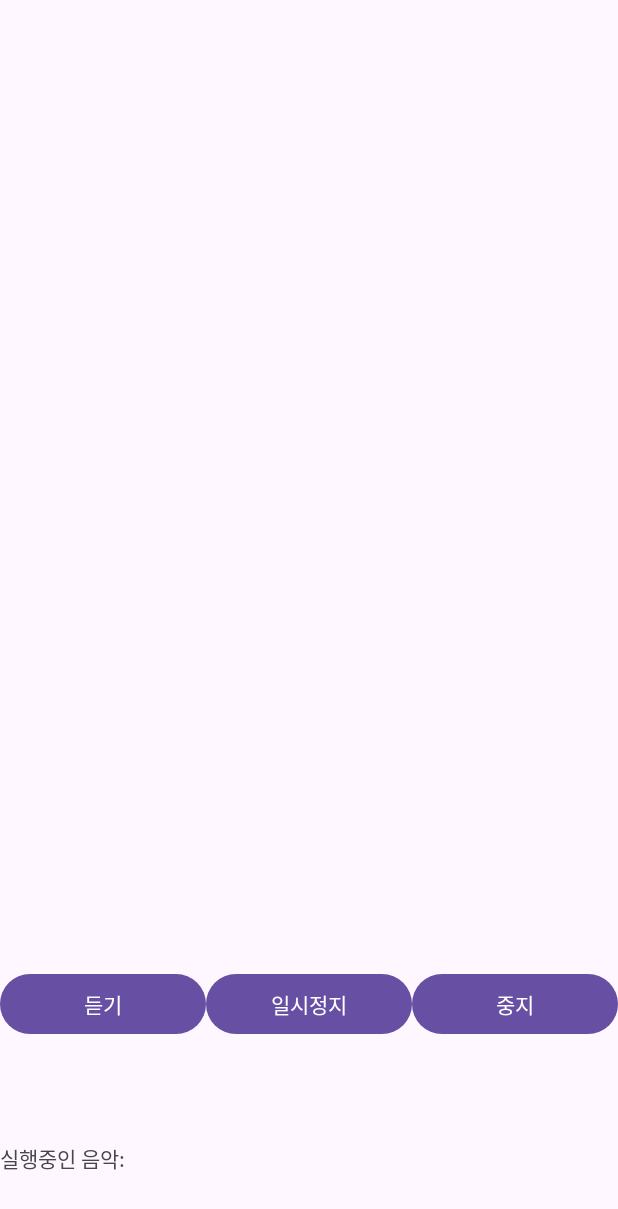
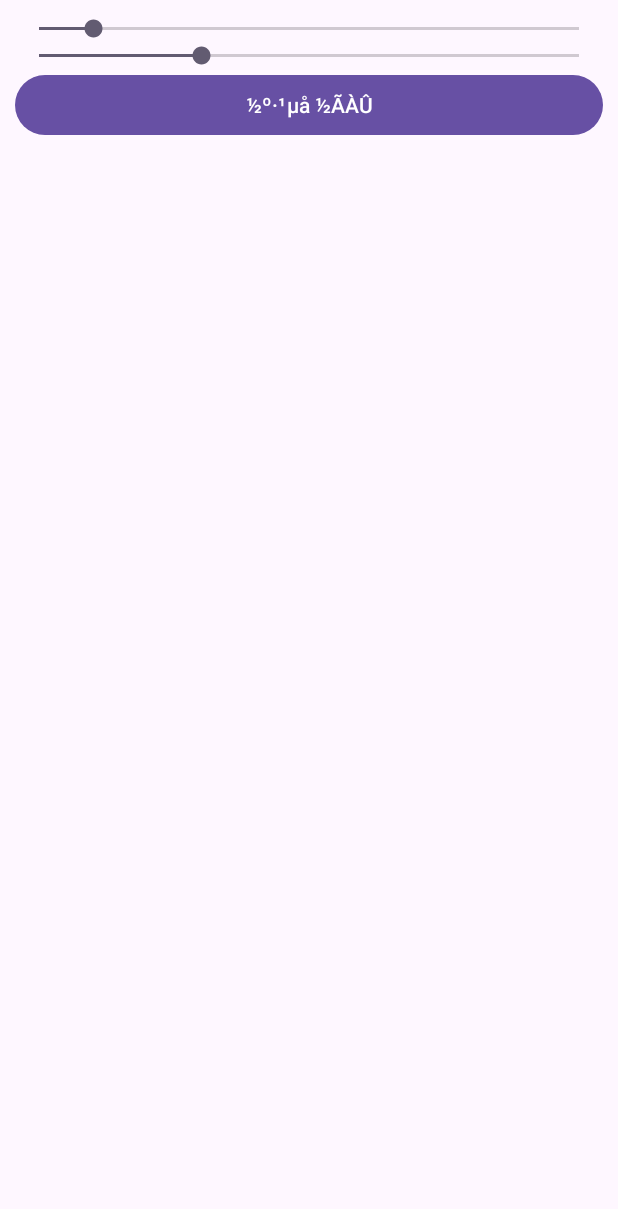
Before and after one commit to hsyoodev/MyApplication, an Android app: the screen it shows after launch (MainActivity), on a phone screen of 412 x 824 dp. Shown: the top 1209 px of the screen. Run offline under Robolectric (Android 15) with nearby library versions, the phone set to English and light mode, and no system bars.

Commit message:
ProgressBar with Thread

```diff
--- a/app/build.gradle.kts
+++ b/app/build.gradle.kts
@@ -9,7 +9,7 @@ android {
     defaultConfig {
         applicationId = "com.example.myapplication"
         minSdk = 26
-        targetSdk = 29
+        targetSdk = 33
         versionCode = 1
         versionName = "1.0"
 
--- a/app/src/main/AndroidManifest.xml
+++ b/app/src/main/AndroidManifest.xml
@@ -1,8 +1,6 @@
 <?xml version="1.0" encoding="utf-8"?>
 <manifest xmlns:android="http://schemas.android.com/apk/res/android"
     xmlns:tools="http://schemas.android.com/tools">
-
-    <uses-permission android:name="android.permission.WRITE_EXTERNAL_STORAGE" />
 
     <application
         android:allowBackup="true"
--- a/app/src/main/java/com/example/myapplication/MainActivity.java
+++ b/app/src/main/java/com/example/myapplication/MainActivity.java
@@ -1,115 +1,48 @@
 package com.example.myapplication;
 
-import android.media.MediaPlayer;
 import android.os.Bundle;
-import android.os.Environment;
+import android.os.SystemClock;
 import android.view.View;
-import android.widget.AdapterView;
-import android.widget.ArrayAdapter;
 import android.widget.Button;
-import android.widget.ListView;
 import android.widget.ProgressBar;
-import android.widget.TextView;
 
 import androidx.appcompat.app.AppCompatActivity;
-import androidx.core.app.ActivityCompat;
-
-import java.io.File;
-import java.io.IOException;
-import java.util.ArrayList;
-
 
 public class MainActivity extends AppCompatActivity {
-
-    ListView listViewMP3;
-    Button btnPlay, btnPause, btnStop;
-    TextView tvMP3;
-    ProgressBar pbMP3;
-
-    ArrayList<String> mp3List;
-    String selectedMP3;
-
-    String mp3Path = Environment.getExternalStorageDirectory().getPath() + "/";
-    MediaPlayer mPlayer;
 
     @Override
     public void onCreate(Bundle savedInstanceState) {
         super.onCreate(savedInstanceState);
         setContentView(R.layout.activity_main);
-        setTitle("간단 MP3 플레이어");
-        ActivityCompat.requestPermissions(this, new String[]{android.Manifest.permission.WRITE_EXTERNAL_STORAGE}, MODE_PRIVATE);
 
+        final ProgressBar pb1, pb2;
+        final Button btn;
+        pb1 = (ProgressBar) findViewById(R.id.pb1);
+        pb2 = (ProgressBar) findViewById(R.id.pb2);
+        btn = (Button) findViewById(R.id.button1);
 
-        // SDCard의 파일을 읽어서 리스트뷰에 출력
-        mp3List = new ArrayList<String>(); // 가변적 문자열
+        btn.setOnClickListener(new View.OnClickListener() {
+            public void onClick(View v) {
 
-        File[] listFiles = new File(mp3Path).listFiles();
-        String fileName, extName;
-        for (File file : listFiles) {
-            fileName = file.getName();
-            extName = fileName.substring(fileName.length() - 3);
-            if (extName.equals((String) "mp3")) // 확장명이 mp3일 때만 추가함.
-                mp3List.add(fileName);
-        }
+                new Thread() {
+                    public void run() {
+                        for (int i = pb1.getProgress(); i < 100; i = i + 2) {
+                            pb1.setProgress(pb1.getProgress() + 2);
+                            SystemClock.sleep(100);
+                        }
+                    }
+                }.start();
 
-        ListView listViewMP3 = (ListView) findViewById(R.id.listViewMP3);
-        ArrayAdapter<String> adapter = new ArrayAdapter<String>(this,
-                android.R.layout.simple_list_item_single_choice, mp3List);
-        listViewMP3.setChoiceMode(ListView.CHOICE_MODE_SINGLE);
-        listViewMP3.setAdapter(adapter);
-        listViewMP3.setItemChecked(0, true);
+                new Thread() {
+                    public void run() {
+                        for (int i = pb2.getProgress(); i < 100; i++) {
+                            pb2.setProgress(pb2.getProgress() + 1);
+                            SystemClock.sleep(100);
+                        }
+                    }
+                }.start();
 
-        listViewMP3
-                .setOnItemClickListener(new AdapterView.OnItemClickListener() {
-                    public void onItemClick(AdapterView<?> arg0, View arg1,
-                                            int arg2, long arg3) {
-                        selectedMP3 = mp3List.get(arg2);
-                    }
-                });
-        selectedMP3 = mp3List.get(0);
-
-        btnPlay = (Button) findViewById(R.id.btnPlay);
-        btnPause = (Button) findViewById(R.id.btnPause);
-        btnStop = (Button) findViewById(R.id.btnStop);
-        tvMP3 = (TextView) findViewById(R.id.tvMP3);
-        pbMP3 = (ProgressBar) findViewById(R.id.pbMP3);
-        try {
-            mPlayer = new MediaPlayer();
-            mPlayer.setDataSource(mp3Path + selectedMP3);
-            mPlayer.prepare();
-        } catch (IOException e) {
-            throw new RuntimeException(e);
-        }
-
-        btnPlay.setOnClickListener(new View.OnClickListener() {
-            public void onClick(View v) {
-                mPlayer.start();
-                btnPlay.setClickable(false);
-                btnStop.setClickable(true);
-                btnPause.setClickable(true);
-                tvMP3.setText("실행중인 음악 :  " + selectedMP3);
-                pbMP3.setVisibility(View.VISIBLE);
             }
         });
-        btnPause.setOnClickListener(new View.OnClickListener() {
-            public void onClick(View v) {
-                mPlayer.pause();
-                btnPlay.setClickable(true);
-                btnPlay.setText("이어듣기");
-                btnPause.setClickable(false);
-            }
-        });
-
-        btnStop.setOnClickListener(new View.OnClickListener() {
-            public void onClick(View v) {
-                mPlayer.stop();
-                mPlayer.reset();
-                btnPlay.setClickable(true);
-                btnStop.setClickable(false);
-                tvMP3.setText("실행중인 음악 :  ");
-                pbMP3.setVisibility(View.INVISIBLE);
-            }
-        });
-        btnStop.setClickable(false);
     }
 }
--- a/app/src/main/res/layout/activity_main.xml
+++ b/app/src/main/res/layout/activity_main.xml
@@ -1,69 +1,28 @@
 <LinearLayout xmlns:android="http://schemas.android.com/apk/res/android"
     android:layout_width="fill_parent"
     android:layout_height="fill_parent"
+    android:layout_margin="10dp"
     android:orientation="vertical">
 
-    <LinearLayout
-        android:layout_width="fill_parent"
-        android:layout_height="0dp"
-        android:layout_gravity="center"
-        android:layout_weight="6"
-        android:orientation="horizontal">
+    <SeekBar
+        android:id="@+id/pb1"
+        android:layout_width="match_parent"
+        android:layout_height="wrap_content"
+        android:max="100"
+        android:progress="10" />
 
-        <ListView
-            android:id="@+id/listViewMP3"
-            android:layout_width="match_parent"
-            android:layout_height="wrap_content"
-            android:background="#00ff00"></ListView>
-    </LinearLayout>
+    <SeekBar
+        android:id="@+id/pb2"
+        android:layout_width="match_parent"
+        android:layout_height="wrap_content"
+        android:max="100"
+        android:progress="30" />
 
-    <LinearLayout
-        android:layout_width="fill_parent"
-        android:layout_height="0dp"
-        android:layout_weight="1"
-        android:gravity="center"
-        android:orientation="horizontal">
 
-        <Button
-            android:id="@+id/btnPlay"
-            android:layout_width="fill_parent"
-            android:layout_height="wrap_content"
-            android:layout_weight="1"
-            android:text="듣기" />
-
-        <Button
-            android:id="@+id/btnPause"
-            android:layout_width="fill_parent"
-            android:layout_height="wrap_content"
-            android:layout_weight="1"
-            android:text="일시정지" />
-
-        <Button
-            android:id="@+id/btnStop"
-            android:layout_width="fill_parent"
-            android:layout_height="wrap_content"
-            android:layout_weight="1"
-            android:text="중지" />
-    </LinearLayout>
-
-    <LinearLayout
-        android:layout_width="fill_parent"
-        android:layout_height="0dp"
-        android:layout_weight="1"
-        android:gravity="left|center"
-        android:orientation="horizontal">
-
-        <TextView
-            android:id="@+id/tvMP3"
-            android:layout_width="wrap_content"
-            android:layout_height="wrap_content"
-            android:text="실행중인 음악:" />
-
-        <ProgressBar
-            android:id="@+id/pbMP3"
-            android:layout_width="wrap_content"
-            android:layout_height="wrap_content"
-            android:visibility="invisible" />
-    </LinearLayout>
+    <Button
+        android:id="@+id/button1"
+        android:layout_width="match_parent"
+        android:layout_height="wrap_content"
+        android:text="½º·¹µå ½ÃÀÛ" />
 
 </LinearLayout>
```
